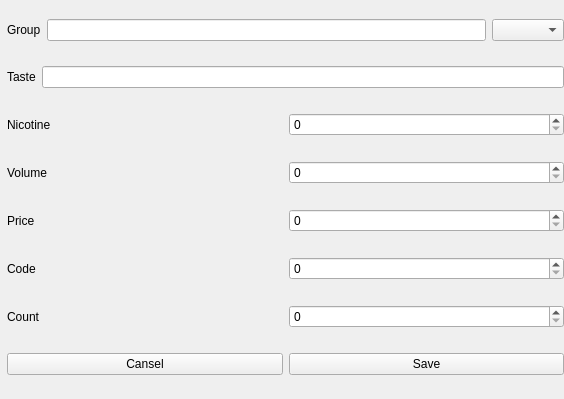
KovalchukValentin/database-management, file item.ui: the form before one commit.
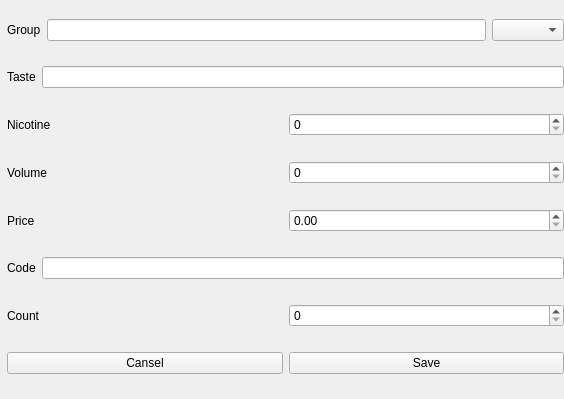
The form after the commit.

Commit message: Connected and changed item ui

What changed in the file:
```diff
--- a/item.ui
+++ b/item.ui
@@ -122,7 +122,11 @@
        </widget>
       </item>
       <item>
-       <widget class="QSpinBox" name="price_spinBox"/>
+       <widget class="QDoubleSpinBox" name="price_doubleSpinBox">
+        <property name="maximum">
+         <double>999999.989999999990687</double>
+        </property>
+       </widget>
       </item>
      </layout>
     </item>
@@ -142,7 +146,14 @@
        </widget>
       </item>
       <item>
-       <widget class="QSpinBox" name="code_spinBox"/>
+       <widget class="QLineEdit" name="code_lineEdit">
+        <property name="inputMethodHints">
+         <set>Qt::ImhHiddenText</set>
+        </property>
+        <property name="maxLength">
+         <number>45</number>
+        </property>
+       </widget>
       </item>
      </layout>
     </item>
@@ -162,7 +173,11 @@
        </widget>
       </item>
       <item>
-       <widget class="QSpinBox" name="count_spinBox"/>
+       <widget class="QSpinBox" name="count_spinBox">
+        <property name="maximum">
+         <number>999999999</number>
+        </property>
+       </widget>
       </item>
      </layout>
     </item>
```
Left out of the diff: 21 changed lines with no effect on the pictures. The commit also changes 1 other file.
